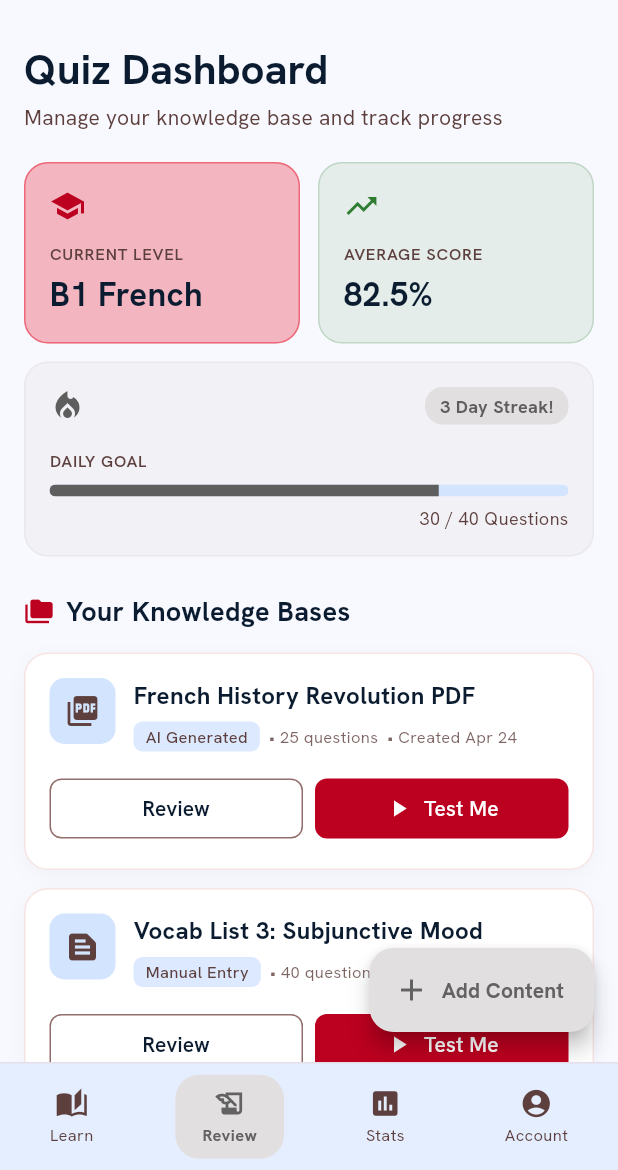
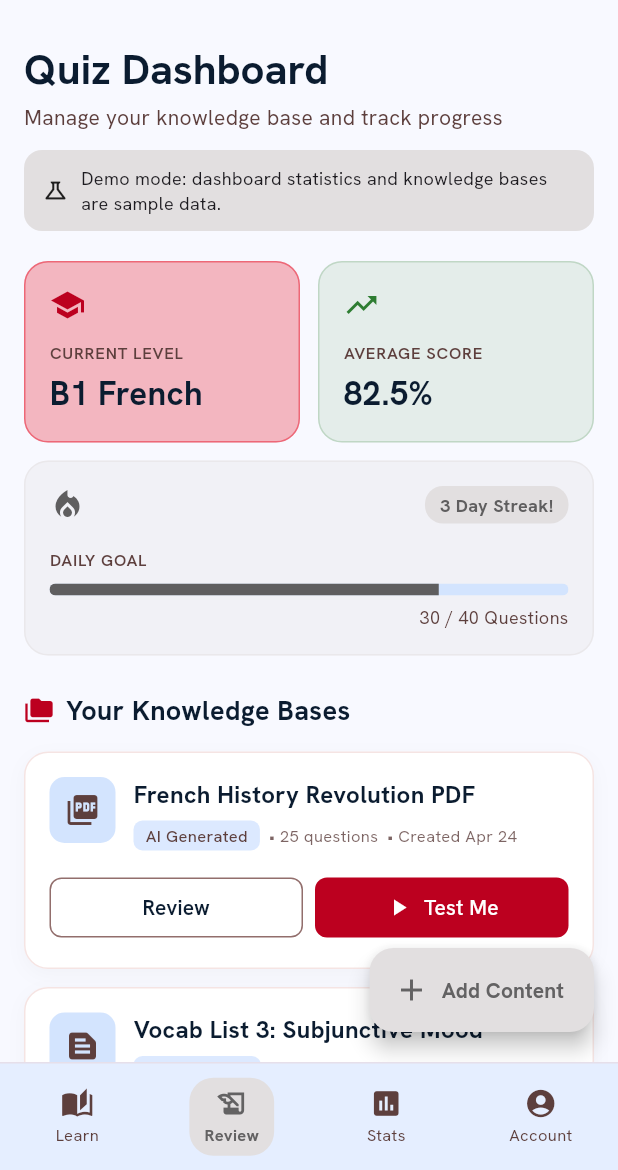
Before and after one commit to aman167/quizMoi, a Flutter app: the screen it shows after launch, on a phone screen of 412 x 824 dp, the part 66-1236 px from its top. Run offline on Flutter 3.47's test engine with Material 3 defaults, Android fonts, the phone set to English and light mode, and no system bars; our stand-ins replace google_fonts.

Commit message:
Improve Phase 1 accessibility and demo clarity

```diff
--- a/lib/main.dart
+++ b/lib/main.dart
@@ -51,7 +51,7 @@ class _MainNavigationContainerState extends State<MainNavigationContainer> {
         },
       ), // Tab 1: Review (Dashboard)
       const ResultsFeedbackScreen(), // Tab 2: Stats / Results
-      const PlaceholderAccountScreen(), // Tab 3: Account
+      const AccountScreen(), // Tab 3: Account
     ];
 
     return Scaffold(
@@ -68,8 +68,8 @@ class _MainNavigationContainerState extends State<MainNavigationContainer> {
   }
 }
 
-class PlaceholderAccountScreen extends StatelessWidget {
-  const PlaceholderAccountScreen({super.key});
+class AccountScreen extends StatelessWidget {
+  const AccountScreen({super.key});
 
   @override
   Widget build(BuildContext context) {
@@ -79,18 +79,26 @@ class PlaceholderAccountScreen extends StatelessWidget {
         centerTitle: true,
       ),
       body: const Center(
+        child: Padding(
+          padding: EdgeInsets.all(32),
           child: Column(
+            mainAxisSize: MainAxisSize.min,
             mainAxisAlignment: MainAxisAlignment.center,
             children: [
               Icon(Icons.account_circle, size: 64, color: Colors.grey),
               SizedBox(height: 16),
               Text(
-              'Salut, User!',
+                'Account features are coming later',
+                textAlign: TextAlign.center,
                 style: TextStyle(fontSize: 20, fontWeight: FontWeight.bold),
               ),
               SizedBox(height: 8),
-            Text('Level B1 French • 1,240 XP'),
+              Text(
+                'quizMoi currently runs in local demo mode, so no account is required.',
+                textAlign: TextAlign.center,
+              ),
             ],
+          ),
         ),
       ),
     );
--- a/lib/screens/dashboard_screen.dart
+++ b/lib/screens/dashboard_screen.dart
@@ -83,6 +83,29 @@ class DashboardScreen extends StatelessWidget {
                       style: TextStyle(
                         fontSize: 14,
                         color: AppColors.onSurfaceVariant,
+                      ),
+                    ),
+                    const SizedBox(height: 12),
+                    Container(
+                      padding: const EdgeInsets.symmetric(
+                        horizontal: 12,
+                        vertical: 10,
+                      ),
+                      decoration: BoxDecoration(
+                        color: AppColors.secondaryContainer,
+                        borderRadius: BorderRadius.circular(12),
+                      ),
+                      child: const Row(
+                        children: [
+                          Icon(Icons.science_outlined, size: 18),
+                          SizedBox(width: 8),
+                          Expanded(
+                            child: Text(
+                              'Demo mode: dashboard statistics and knowledge bases are sample data.',
+                              style: TextStyle(fontSize: 12),
+                            ),
+                          ),
+                        ],
                       ),
                     ),
                     const SizedBox(height: 20),
--- a/lib/widgets/mobile_bottom_nav.dart
+++ b/lib/widgets/mobile_bottom_nav.dart
@@ -42,54 +42,51 @@ class MobileBottomNav extends StatelessWidget {
     required String label,
   }) {
     final isActive = currentIndex == index;
+    final foregroundColor = isActive
+        ? AppColors.onSecondaryContainer
+        : AppColors.onSurfaceVariant;
 
-    if (isActive) {
-      return GestureDetector(
+    return Expanded(
+      child: Semantics(
+        button: true,
+        selected: isActive,
+        label: '$label tab',
+        child: InkWell(
           onTap: () => onTap(index),
-        child: Container(
-          padding: const EdgeInsets.symmetric(horizontal: 18, vertical: 8),
+          child: Center(
+            child: AnimatedContainer(
+              duration: const Duration(milliseconds: 150),
+              constraints: const BoxConstraints(minHeight: 48),
+              padding: const EdgeInsets.symmetric(horizontal: 10, vertical: 6),
               decoration: BoxDecoration(
-            color: AppColors.secondaryContainer,
+                color: isActive
+                    ? AppColors.secondaryContainer
+                    : Colors.transparent,
                 borderRadius: BorderRadius.circular(16),
               ),
+              child: ExcludeSemantics(
                 child: Column(
                   mainAxisSize: MainAxisSize.min,
                   children: [
-              Icon(icon, color: AppColors.onSecondaryContainer, size: 22),
+                    Icon(icon, color: foregroundColor, size: 22),
                     const SizedBox(height: 2),
                     Text(
                       label,
-                style: const TextStyle(
-                  color: AppColors.onSecondaryContainer,
+                      maxLines: 1,
+                      overflow: TextOverflow.ellipsis,
+                      style: TextStyle(
+                        color: foregroundColor,
                         fontSize: 11,
-                  fontWeight: FontWeight.bold,
+                        fontWeight: isActive
+                            ? FontWeight.bold
+                            : FontWeight.normal,
                       ),
                     ),
                   ],
                 ),
               ),
-      );
-    }
-
-    return GestureDetector(
-      onTap: () => onTap(index),
-      behavior: HitTestBehavior.opaque,
-      child: Padding(
-        padding: const EdgeInsets.symmetric(horizontal: 12, vertical: 8),
-        child: Column(
-          mainAxisSize: MainAxisSize.min,
-          children: [
-            Icon(icon, color: AppColors.onSurfaceVariant, size: 22),
-            const SizedBox(height: 2),
-            Text(
-              label,
-              style: TextStyle(
-                color: AppColors.onSurfaceVariant,
-                fontSize: 11,
-                fontWeight: FontWeight.normal,
             ),
           ),
-          ],
         ),
       ),
     );
```
Also changed, not shown: lib/screens/active_testing_screen.dart (+39 -35 lines), lib/screens/upload_content_screen.dart (+24 -1 lines), lib/widgets/question_option_tile.dart (+18 -4 lines), 4 other files. Lines whose indentation alone changed are shown as unchanged.
